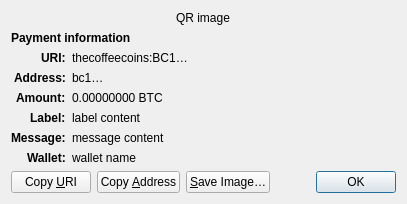
This is src/qt/forms/receiverequestdialog.ui in TheCoffeeCoins/TheCoffeeCoins as Qt 5 draws it before an edit. The edited form follows.
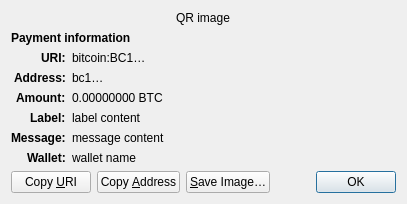
This is the edited form. Custom widgets are drawn as their Qt base class.

Commit message:
Revert "Bitcoin name to TheCoffeeCoins name"
This reverts commit 84f63a6be33610a26fde9b2ba03b085227ea57f5.

The edit to the form file:
```diff
--- a/src/qt/forms/receiverequestdialog.ui
+++ b/src/qt/forms/receiverequestdialog.ui
@@ -65,7 +65,7 @@
    <item row="2" column="1" alignment="Qt::AlignTop">
     <widget class="QLabel" name="uri_content">
      <property name="text">
-      <string notr="true">thecoffeecoins:BC1…</string>
+      <string notr="true">bitcoin:BC1…</string>
      </property>
      <property name="textFormat">
       <enum>Qt::RichText</enum>
```
The commit also changes 1213 other files.
